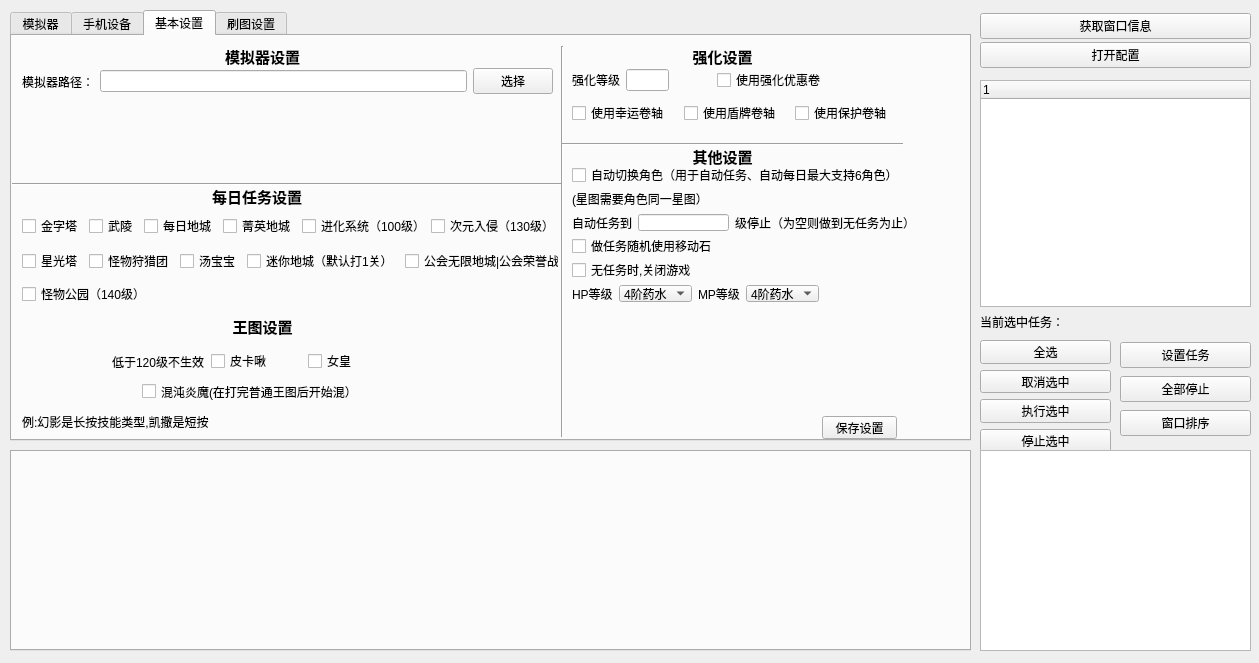
First picture: the form in QtUI/dzmain.ui, repository MrLJan/DzUiAuto, before the edit.
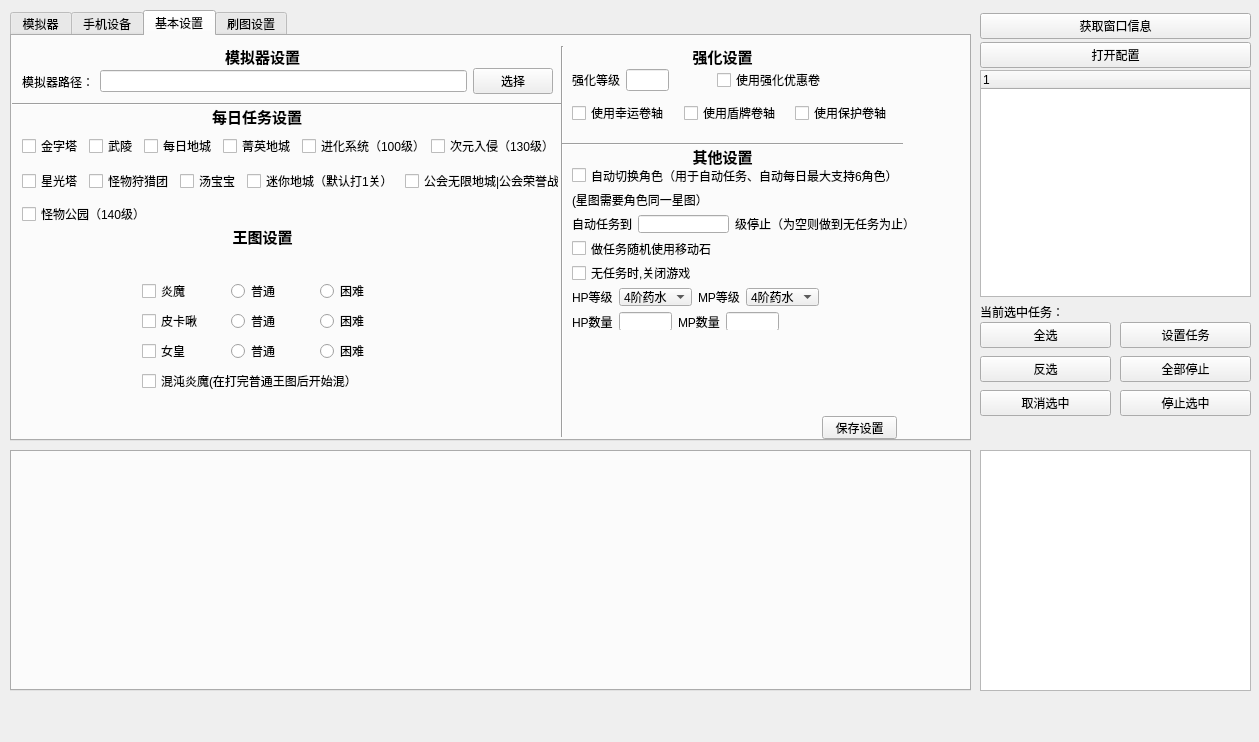
Second picture: the form after the edit. The open tabs and pages were chosen to show the change.

Patch:
```diff
--- a/QtUI/dzmain.ui
+++ b/QtUI/dzmain.ui
@@ -13,7 +13,7 @@
     <x>0</x>
     <y>0</y>
     <width>1259</width>
-    <height>663</height>
+    <height>742</height>
    </rect>
   </property>
   <property name="sizePolicy">
@@ -661,7 +661,7 @@
         <property name="geometry">
          <rect>
           <x>10</x>
-          <y>170</y>
+          <y>90</y>
           <width>531</width>
           <height>41</height>
          </rect>
@@ -715,7 +715,7 @@
         <property name="geometry">
          <rect>
           <x>200</x>
-          <y>150</y>
+          <y>70</y>
           <width>101</width>
           <height>21</height>
          </rect>
@@ -754,24 +754,11 @@
          <set>Qt::AlignCenter</set>
         </property>
        </widget>
-       <widget class="QLabel" name="label_15">
-        <property name="geometry">
-         <rect>
-          <x>10</x>
-          <y>370</y>
-          <width>241</width>
-          <height>31</height>
-         </rect>
-        </property>
-        <property name="text">
-         <string>例:幻影是长按技能类型,凯撒是短按</string>
-        </property>
-       </widget>
        <widget class="Line" name="line_2">
         <property name="geometry">
          <rect>
           <x>0</x>
-          <y>140</y>
+          <y>60</y>
           <width>551</width>
           <height>16</height>
          </rect>
@@ -953,7 +940,7 @@
           <x>560</x>
           <y>130</y>
           <width>367</width>
-          <height>136</height>
+          <height>164</height>
          </rect>
         </property>
         <layout class="QVBoxLayout" name="verticalLayout_11">
@@ -1118,13 +1105,50 @@
            </item>
           </layout>
          </item>
+         <item>
+          <layout class="QHBoxLayout" name="horizontalLayout_12" stretch="1,2,1,2,6">
+           <item>
+            <widget class="QLabel" name="label_11">
+             <property name="text">
+              <string>HP数量</string>
+             </property>
+            </widget>
+           </item>
+           <item>
+            <widget class="QLineEdit" name="hp_num_edit"/>
+           </item>
+           <item>
+            <widget class="QLabel" name="label_16">
+             <property name="text">
+              <string>MP数量</string>
+             </property>
+            </widget>
+           </item>
+           <item>
+            <widget class="QLineEdit" name="mp_num_edit"/>
+           </item>
+           <item>
+            <spacer name="horizontalSpacer">
+             <property name="orientation">
+              <enum>Qt::Horizontal</enum>
+             </property>
+             <property name="sizeHint" stdset="0">
+              <size>
+               <width>40</width>
+               <height>20</height>
+              </size>
+             </property>
+            </spacer>
+           </item>
+          </layout>
+         </item>
         </layout>
        </widget>
        <widget class="QLabel" name="label_45">
         <property name="geometry">
          <rect>
           <x>190</x>
-          <y>280</y>
+          <y>190</y>
           <width>121</width>
           <height>21</height>
          </rect>
@@ -1143,44 +1167,11 @@
          <set>Qt::AlignCenter</set>
         </property>
        </widget>
-       <widget class="QWidget" name="horizontalLayoutWidget_9">
-        <property name="geometry">
-         <rect>
-          <x>100</x>
-          <y>310</y>
-          <width>287</width>
-          <height>31</height>
-         </rect>
-        </property>
-        <layout class="QHBoxLayout" name="horizontalLayout_23">
-         <item>
-          <widget class="QLabel" name="label_46">
-           <property name="text">
-            <string>低于120级不生效</string>
-           </property>
-          </widget>
-         </item>
-         <item>
-          <widget class="QCheckBox" name="pkj_box">
-           <property name="text">
-            <string>皮卡啾</string>
-           </property>
-          </widget>
-         </item>
-         <item>
-          <widget class="QCheckBox" name="nh_box">
-           <property name="text">
-            <string>女皇</string>
-           </property>
-          </widget>
-         </item>
-        </layout>
-       </widget>
        <widget class="QWidget" name="horizontalLayoutWidget_2">
         <property name="geometry">
          <rect>
           <x>10</x>
-          <y>210</y>
+          <y>130</y>
           <width>537</width>
           <height>31</height>
          </rect>
@@ -1223,24 +1214,11 @@
          </item>
         </layout>
        </widget>
-       <widget class="QCheckBox" name="hd_boss_box">
-        <property name="geometry">
-         <rect>
-          <x>130</x>
-          <y>340</y>
-          <width>231</width>
-          <height>31</height>
-         </rect>
-        </property>
-        <property name="text">
-         <string>混沌炎魔(在打完普通王图后开始混）</string>
-        </property>
-       </widget>
        <widget class="QCheckBox" name="gw_park_box">
         <property name="geometry">
          <rect>
           <x>10</x>
-          <y>250</y>
+          <y>170</y>
           <width>141</width>
           <height>16</height>
          </rect>
@@ -1249,6 +1227,124 @@
          <string>怪物公园（140级）</string>
         </property>
        </widget>
+       <widget class="QWidget" name="verticalLayoutWidget_3">
+        <property name="geometry">
+         <rect>
+          <x>130</x>
+          <y>330</y>
+          <width>261</width>
+          <height>31</height>
+         </rect>
+        </property>
+        <layout class="QVBoxLayout" name="verticalLayout_9">
+         <item>
+          <widget class="QCheckBox" name="hd_boss_box">
+           <property name="text">
+            <string>混沌炎魔(在打完普通王图后开始混）</string>
+           </property>
+          </widget>
+         </item>
+        </layout>
+       </widget>
+       <widget class="QWidget" name="layoutWidget">
+        <property name="geometry">
+         <rect>
+          <x>130</x>
+          <y>300</y>
+          <width>261</width>
+          <height>30</height>
+         </rect>
+        </property>
+        <layout class="QHBoxLayout" name="horizontalLayout_27">
+         <item>
+          <widget class="QCheckBox" name="nh_box">
+           <property name="text">
+            <string>女皇</string>
+           </property>
+          </widget>
+         </item>
+         <item>
+          <widget class="QRadioButton" name="nh_pt_rbtn">
+           <property name="text">
+            <string>普通</string>
+           </property>
+          </widget>
+         </item>
+         <item>
+          <widget class="QRadioButton" name="nh_kn_rbtn">
+           <property name="text">
+            <string>困难</string>
+           </property>
+          </widget>
+         </item>
+        </layout>
+       </widget>
+       <widget class="QWidget" name="layoutWidget">
+        <property name="geometry">
+         <rect>
+          <x>130</x>
+          <y>240</y>
+          <width>261</width>
+          <height>31</height>
+         </rect>
+        </property>
+        <layout class="QHBoxLayout" name="horizontalLayout_23">
+         <item>
+          <widget class="QCheckBox" name="ym_box">
+           <property name="text">
+            <string>炎魔</string>
+           </property>
+          </widget>
+         </item>
+         <item>
+          <widget class="QRadioButton" name="ym_pt_rbtn">
+           <property name="text">
+            <string>普通</string>
+           </property>
+          </widget>
+         </item>
+         <item>
+          <widget class="QRadioButton" name="ym_kn_rbtn">
+           <property name="text">
+            <string>困难</string>
+           </property>
+          </widget>
+         </item>
+        </layout>
+       </widget>
+       <widget class="QWidget" name="layoutWidget">
+        <property name="geometry">
+         <rect>
+          <x>130</x>
+          <y>270</y>
+          <width>261</width>
+          <height>31</height>
+         </rect>
+        </property>
+        <layout class="QHBoxLayout" name="horizontalLayout_26">
+         <item>
+          <widget class="QCheckBox" name="pkj_box">
+           <property name="text">
+            <string>皮卡啾</string>
+           </property>
+          </widget>
+         </item>
+         <item>
+          <widget class="QRadioButton" name="pkj_pt_rbtn">
+           <property name="text">
+            <string>普通</string>
+           </property>
+          </widget>
+         </item>
+         <item>
+          <widget class="QRadioButton" name="pkj_kn_rbtn">
+           <property name="text">
+            <string>困难</string>
+           </property>
+          </widget>
+         </item>
+        </layout>
+       </widget>
       </widget>
       <widget class="QWidget" name="tab_2">
        <attribute name="title">
@@ -1485,25 +1581,6 @@
          </item>
         </layout>
        </widget>
-       <widget class="QLabel" name="label_16">
-        <property name="geometry">
-         <rect>
-          <x>10</x>
-          <y>200</y>
-          <width>281</width>
-          <height>16</height>
-         </rect>
-        </property>
-        <property name="font">
-         <font>
-          <weight>75</weight>
-          <bold>true</bold>
-         </font>
-        </property>
-        <property name="text">
-         <string>频道范围：1-54,105-154</string>
-        </property>
-       </widget>
        <widget class="QWidget" name="verticalLayoutWidget_6">
         <property name="geometry">
          <rect>
@@ -1573,47 +1650,6 @@
            </item>
           </layout>
          </item>
-         <item>
-          <layout class="QHBoxLayout" name="horizontalLayout_12" stretch="2,2,1,0,5">
-           <item>
-            <widget class="QLabel" name="label_21">
-             <property name="text">
-              <string>检查金币间隔</string>
-             </property>
-            </widget>
-           </item>
-           <item>
-            <widget class="QLineEdit" name="get_gold_time_edit"/>
-           </item>
-           <item>
-            <widget class="QLabel" name="label_22">
-             <property name="text">
-              <string>分钟</string>
-             </property>
-            </widget>
-           </item>
-           <item>
-            <widget class="QLabel" name="label_41">
-             <property name="text">
-              <string>（野图和星图生效,统计金币收益）</string>
-             </property>
-            </widget>
-           </item>
-           <item>
-            <spacer name="horizontalSpacer_3">
-             <property name="orientation">
-              <enum>Qt::Horizontal</enum>
-             </property>
-             <property name="sizeHint" stdset="0">
-              <size>
-               <width>40</width>
-               <height>20</height>
-              </size>
-             </property>
-            </spacer>
-           </item>
-          </layout>
-         </item>
          <item>
           <layout class="QHBoxLayout" name="horizontalLayout_16">
            <item>
@@ -1894,6 +1930,41 @@
          <string>保存设置</string>
         </property>
        </widget>
+       <widget class="QWidget" name="horizontalLayoutWidget_3">
+        <property name="geometry">
+         <rect>
+          <x>10</x>
+          <y>220</y>
+          <width>401</width>
+          <height>21</height>
+         </rect>
+        </property>
+        <layout class="QHBoxLayout" name="horizontalLayout_2">
+         <item>
+          <widget class="QLabel" name="label_15">
+           <property name="text">
+            <string>例:幻影是长按技能类型,凯撒是短按</string>
+           </property>
+          </widget>
+         </item>
+         <item>
+          <widget class="QLabel" name="label_39">
+           <property name="font">
+            <font>
+             <weight>75</weight>
+             <bold>true</bold>
+            </font>
+           </property>
+           <property name="text">
+            <string>短按职业挂机技能要摆满！</string>
+           </property>
+           <property name="alignment">
+            <set>Qt::AlignCenter</set>
+           </property>
+          </widget>
+         </item>
+        </layout>
+       </widget>
       </widget>
      </widget>
     </item>
@@ -1932,7 +2003,7 @@
    <property name="geometry">
     <rect>
      <x>980</x>
-     <y>80</y>
+     <y>70</y>
      <width>271</width>
      <height>251</height>
     </rect>
@@ -1976,26 +2047,13 @@
     </item>
    </layout>
   </widget>
-  <widget class="QTabWidget" name="log_tab_wid">
-   <property name="geometry">
-    <rect>
-     <x>10</x>
-     <y>450</y>
-     <width>961</width>
-     <height>201</height>
-    </rect>
-   </property>
-   <property name="currentIndex">
-    <number>-1</number>
-   </property>
-  </widget>
   <widget class="QTextEdit" name="console_text">
    <property name="geometry">
     <rect>
      <x>980</x>
      <y>450</y>
      <width>271</width>
-     <height>201</height>
+     <height>241</height>
     </rect>
    </property>
    <property name="readOnly">
@@ -2032,7 +2090,7 @@
    <property name="geometry">
     <rect>
      <x>1120</x>
-     <y>340</y>
+     <y>320</y>
      <width>131</width>
      <height>101</height>
     </rect>
@@ -2053,9 +2111,9 @@
      </widget>
     </item>
     <item>
-     <widget class="QPushButton" name="win_index_btn">
+     <widget class="QPushButton" name="choose_stop_btn">
       <property name="text">
-       <string>窗口排序</string>
+       <string>停止选中</string>
       </property>
      </widget>
     </item>
@@ -2065,9 +2123,9 @@
    <property name="geometry">
     <rect>
      <x>980</x>
-     <y>340</y>
+     <y>320</y>
      <width>131</width>
-     <height>112</height>
+     <height>101</height>
     </rect>
    </property>
    <layout class="QVBoxLayout" name="verticalLayout_12">
@@ -2078,6 +2136,13 @@
       </property>
      </widget>
     </item>
+    <item>
+     <widget class="QPushButton" name="choose_ot_btn">
+      <property name="text">
+       <string>反选</string>
+      </property>
+     </widget>
+    </item>
     <item>
      <widget class="QPushButton" name="choose_cannel_btn">
       <property name="text">
@@ -2085,22 +2150,21 @@
       </property>
      </widget>
     </item>
-    <item>
-     <widget class="QPushButton" name="choose_todo_btn">
-      <property name="text">
-       <string>执行选中</string>
-      </property>
-     </widget>
-    </item>
-    <item>
-     <widget class="QPushButton" name="choose_stop_btn">
-      <property name="text">
-       <string>停止选中</string>
-      </property>
-     </widget>
-    </item>
    </layout>
   </widget>
+  <widget class="QTabWidget" name="log_tab_wid">
+   <property name="geometry">
+    <rect>
+     <x>10</x>
+     <y>450</y>
+     <width>961</width>
+     <height>241</height>
+    </rect>
+   </property>
+   <property name="currentIndex">
+    <number>-1</number>
+   </property>
+  </widget>
   <zorder>console_text</zorder>
   <zorder>layoutWidget</zorder>
   <zorder>open_ziti_btn</zorder>
```
Left out of the diff: 68 changed lines with no effect on the pictures.
